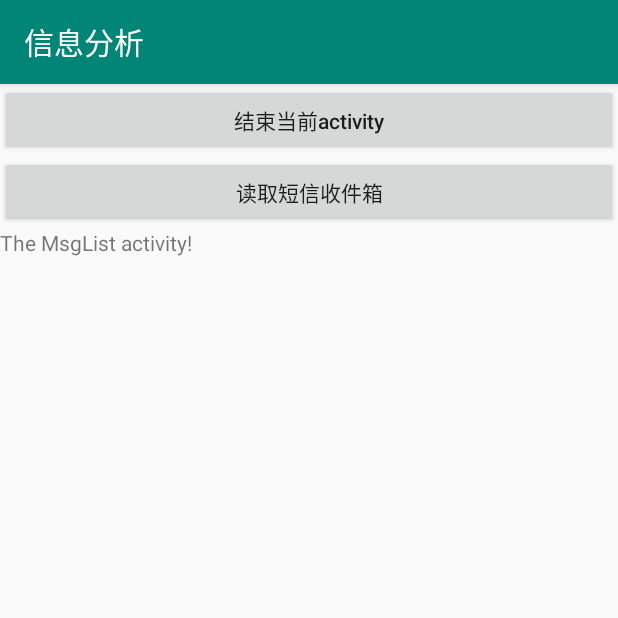
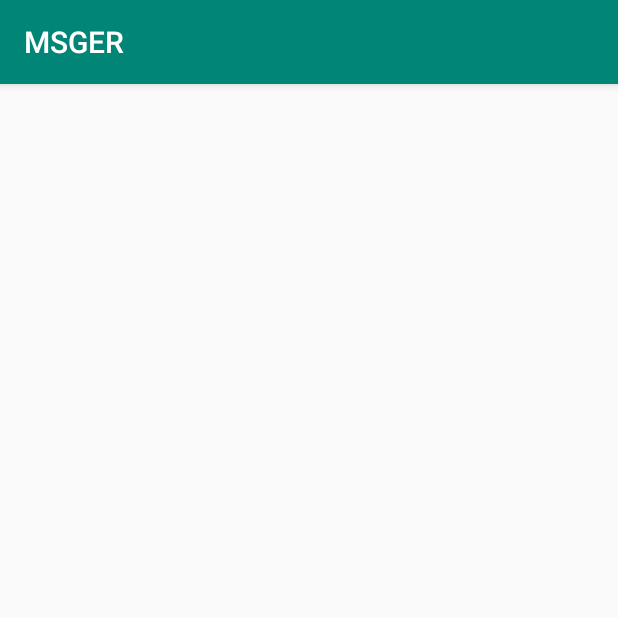
Before and after one commit to reiskie/msghelper, an Android app: the MsgListActivity screen opened directly, with no data from a screen before it, on a phone screen of 412 x 824 dp, the top half of it. Run offline under Robolectric (Android 15) with nearby library versions, the phone set to English and light mode, and no system bars; libraries missing offline, so code that uses them is left out: org.litepal; 3 statements that could not run were skipped.

Commit message:
change to material design

```diff
--- a/app/build.gradle
+++ b/app/build.gradle
@@ -29,6 +29,8 @@ dependencies {
     implementation 'androidx.constraintlayout:constraintlayout:1.1.3'
     implementation 'androidx.recyclerview:recyclerview:1.1.0'
     implementation 'org.litepal.android:java:3.0.0'
+    implementation 'com.google.android.material:material:1.1.0'
+    implementation 'androidx.swiperefreshlayout:swiperefreshlayout:1.1.0-alpha02'
     testImplementation 'junit:junit:4.12'
     androidTestImplementation 'androidx.test.ext:junit:1.1.1'
     androidTestImplementation 'androidx.test.espresso:espresso-core:3.2.0'
--- a/app/src/main/java/com/yxh/msghelper/DataAccess.java
+++ b/app/src/main/java/com/yxh/msghelper/DataAccess.java
@@ -33,7 +33,7 @@ public class DataAccess implements Serializable {
     public DataAccess(){
         // set level to all
         // set system to all
-        this.lowerTime = getStartTimeOfDay();
+        //this.lowerTime = getStartTimeOfDay();
         // set category to 1-aleart
     }
 
--- a/app/src/main/java/com/yxh/msghelper/MsgGroupActivity.java
+++ b/app/src/main/java/com/yxh/msghelper/MsgGroupActivity.java
@@ -19,6 +19,7 @@ import android.net.Uri;
 import android.os.Message;
 import android.os.Handler;
 import android.widget.Toast;
+import androidx.appcompat.widget.Toolbar;
 
 import org.litepal.LitePal;
 
@@ -57,6 +58,8 @@ public class MsgGroupActivity extends AppCompatActivity implements View.OnClickL
     protected void onCreate(Bundle savedInstanceState) {
         super.onCreate(savedInstanceState);
         setContentView(R.layout.activity_msg_group);
+        Toolbar toolbar=(Toolbar)findViewById(R.id.toolbar);
+        setSupportActionBar(toolbar);
 
         mDataAccess = new DataAccess();
 
--- a/app/src/main/java/com/yxh/msghelper/MsgListActivity.java
+++ b/app/src/main/java/com/yxh/msghelper/MsgListActivity.java
@@ -12,10 +12,12 @@ import android.view.View;
 import android.widget.Button;
 import android.widget.Toast;
 
+import androidx.appcompat.widget.Toolbar;
 import androidx.core.app.ActivityCompat;
 import androidx.core.content.ContextCompat;
 import androidx.recyclerview.widget.RecyclerView;
 import androidx.recyclerview.widget.LinearLayoutManager;
+import androidx.swiperefreshlayout.widget.SwipeRefreshLayout;
 
 import org.litepal.LitePal;
 
@@ -28,10 +30,25 @@ public class MsgListActivity extends AppCompatActivity implements View.OnClickLi
     private List<MsgItem> itemList = null;
     private DataAccess dataAccess = null;
     private MsgItemAdapter mAdapter;
+    RecyclerView recyclerView;
+    private SwipeRefreshLayout swipeRefresh;
+
     @Override
     protected void onCreate(Bundle savedInstanceState) {
         super.onCreate(savedInstanceState);
         setContentView(R.layout.activity_msg_list);
+        Toolbar toolbar=(Toolbar)findViewById(R.id.toolbar);
+        setSupportActionBar(toolbar);
+
+        swipeRefresh = (SwipeRefreshLayout) findViewById(R.id.swipe_refresh);
+        swipeRefresh.setColorSchemeResources(R.color.colorPrimary);
+        swipeRefresh.setOnRefreshListener(new SwipeRefreshLayout.OnRefreshListener() {
+            @Override
+            public void onRefresh() {
+                refreshMsg();
+            }
+        });
+
         Button button3 = findViewById(R.id.button_finish);
         button3.setOnClickListener(this);
         Button buttonread = findViewById(R.id.button_read);
@@ -41,11 +58,12 @@ public class MsgListActivity extends AppCompatActivity implements View.OnClickLi
 
         itemList = dataAccess.getMsgfromDB(true);
 
-        RecyclerView recyclerView = findViewById(R.id.recycler_view);
+        recyclerView = findViewById(R.id.recycler_view);
         LinearLayoutManager layoutManager= new LinearLayoutManager(this);
         recyclerView.setLayoutManager(layoutManager);
         mAdapter = new MsgItemAdapter(itemList);
         recyclerView.setAdapter(mAdapter);
+        recyclerView.scrollToPosition(itemList.size()-1);
 
         if (ContextCompat.checkSelfPermission(this, Manifest.permission.READ_SMS) !=
                 PackageManager.PERMISSION_GRANTED)
@@ -96,4 +114,30 @@ public class MsgListActivity extends AppCompatActivity implements View.OnClickLi
     }
 
 
+    private void refreshMsg(){
+        new Thread(new Runnable() {
+            @Override
+            public void run() {
+                try{
+                    // re-read the itemList
+                    Thread.sleep(2000);
+
+                }catch (InterruptedException e){
+                    e.printStackTrace();
+                }
+                runOnUiThread(new Runnable() {
+                    @Override
+                    public void run() {
+                        List<MsgItem> t = dataAccess.getMsgfromDB(true);
+                        itemList.addAll(t);
+                        //itemList.remove(1);
+                        mAdapter.notifyDataSetChanged();
+                        recyclerView.scrollToPosition(itemList.size()-1);
+                        swipeRefresh.setRefreshing(false);
+                    }
+                });
+            }
+        }).start();
+    }
+
 }
--- a/app/src/main/res/layout/activity_msg_list.xml
+++ b/app/src/main/res/layout/activity_msg_list.xml
@@ -1,8 +1,45 @@
 <?xml version="1.0" encoding="utf-8"?>
 <LinearLayout xmlns:android="http://schemas.android.com/apk/res/android"
+    xmlns:app="http://schemas.android.com/apk/res-auto"
     android:orientation="vertical"
     android:layout_width="match_parent"
     android:layout_height="match_parent">
+
+    <androidx.coordinatorlayout.widget.CoordinatorLayout
+        android:layout_width="match_parent"
+        android:layout_height="match_parent">
+
+        <com.google.android.material.appbar.AppBarLayout
+            android:layout_width="match_parent"
+            android:layout_height="wrap_content">
+
+            <androidx.appcompat.widget.Toolbar
+                android:id="@+id/toolbar"
+                android:layout_width="match_parent"
+                android:layout_height="?attr/actionBarSize"
+                android:background="?attr/colorPrimary"
+                android:theme="@style/ThemeOverlay.AppCompat.Dark.ActionBar"
+                app:layout_scrollFlags="scroll|enterAlways|snap"
+                app:popupTheme="@style/Theme.AppCompat.Light" />
+
+        </com.google.android.material.appbar.AppBarLayout>
+
+        <androidx.swiperefreshlayout.widget.SwipeRefreshLayout
+            android:id="@+id/swipe_refresh"
+            android:layout_width="match_parent"
+            android:layout_height="match_parent"
+            app:layout_behavior="@string/appbar_scrolling_view_behavior" >
+
+            <androidx.recyclerview.widget.RecyclerView
+                android:id="@+id/recycler_view"
+                android:layout_width="match_parent"
+                android:layout_height="match_parent"
+                />
+
+        </androidx.swiperefreshlayout.widget.SwipeRefreshLayout>
+
+    </androidx.coordinatorlayout.widget.CoordinatorLayout>
+
 
     <Button
         android:id="@+id/button_finish"
@@ -22,9 +59,6 @@
         android:layout_height="wrap_content"
         android:text="The MsgList activity!" />
 
-    <androidx.recyclerview.widget.RecyclerView
-        android:id="@+id/recycler_view"
-        android:layout_width="match_parent"
-        android:layout_height="match_parent" />
+
 
 </LinearLayout>
--- a/app/src/main/res/values/strings.xml
+++ b/app/src/main/res/values/strings.xml
@@ -1,3 +1,3 @@
 <resources>
-    <string name="app_name">信息分析</string>
+    <string name="app_name">MSGER</string>
 </resources>
--- a/app/src/main/res/values/styles.xml
+++ b/app/src/main/res/values/styles.xml
@@ -1,7 +1,10 @@
 <resources>
 
     <!-- Base application theme. -->
+    <!--
     <style name="AppTheme" parent="Theme.AppCompat.Light.DarkActionBar">
+    -->
+    <style name="AppTheme" parent="Theme.AppCompat.Light.NoActionBar">
         <!-- Customize your theme here. -->
         <item name="colorPrimary">@color/colorPrimary</item>
         <item name="colorPrimaryDark">@color/colorPrimaryDark</item>
--- a/build.gradle
+++ b/build.gradle
@@ -22,6 +22,9 @@ allprojects {
     }
 }
 
+ext{
+    supportLibVersion = '25.1.0'
+}
 task clean(type: Delete) {
     delete rootProject.buildDir
 }
```
Also changed, not shown: app/src/main/AndroidManifest.xml (+10 -5 lines), app/src/main/res/layout/activity_msg_group.xml (+10 -0 lines).
